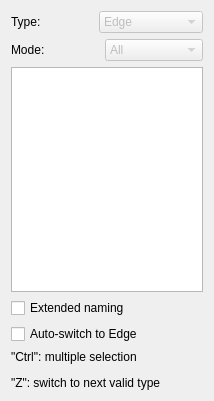
southseact-3d/fcd, file src/Mod/Sketcher/Gui/TaskSketcherElements.ui: the form before one commit.
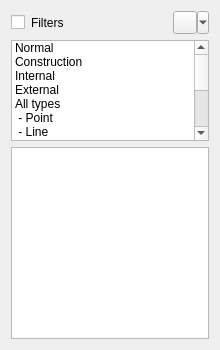
The form after the commit. Icons and pictures are not drawn. Custom widgets are drawn as their Qt base class.

Commit message: SKETCHER: Element widget rework see https://forum.freecadweb.org/viewtopic.php?f=8&t=72239&sid=b7787fadb4c2a7e9682d28f31ede5eb8

What changed in the file:
```diff
--- a/src/Mod/Sketcher/Gui/TaskSketcherElements.ui
+++ b/src/Mod/Sketcher/Gui/TaskSketcherElements.ui
@@ -6,166 +6,174 @@
    <rect>
     <x>0</x>
     <y>0</y>
-    <width>214</width>
-    <height>401</height>
+    <width>220</width>
+    <height>400</height>
    </rect>
   </property>
-  <property name="minimumSize">
+  <property name="sizePolicy">
+   <sizepolicy hsizetype="Preferred" vsizetype="MinimumExpanding">
+    <horstretch>0</horstretch>
+    <verstretch>0</verstretch>
+   </sizepolicy>
+  </property>
+  <property name="maximumSize">
    <size>
-    <width>0</width>
-    <height>400</height>
+    <width>16777215</width>
+    <height>350</height>
    </size>
   </property>
   <property name="windowTitle">
    <string>Form</string>
   </property>
   <layout class="QVBoxLayout" name="verticalLayout">
-   <item>
-    <layout class="QHBoxLayout" name="horizontalLayout">
-     <item>
-      <widget class="QLabel" name="label">
-       <property name="text">
-        <string>Type:</string>
-       </property>
-      </widget>
-     </item>
-     <item>
-      <widget class="QComboBox" name="comboBoxElementFilter">
-       <property name="enabled">
-        <bool>false</bool>
-       </property>
-       <property name="locale">
-        <locale language="English" country="UnitedStates"/>
-       </property>
-       <property name="editable">
-        <bool>false</bool>
-       </property>
-       <property name="currentIndex">
-        <number>0</number>
-       </property>
-       <item>
-        <property name="text">
-         <string>Edge</string>
-        </property>
-       </item>
-       <item>
-        <property name="text">
-         <string>Starting Point</string>
-        </property>
-       </item>
-       <item>
-        <property name="text">
-         <string>End Point</string>
-        </property>
-       </item>
-       <item>
-        <property name="text">
-         <string>Center Point</string>
-        </property>
-       </item>
-      </widget>
-     </item>
-    </layout>
-   </item>
    <item>
     <layout class="QHBoxLayout" name="horizontalLayout1">
      <item>
-      <widget class="QLabel" name="label1">
+      <widget class="QCheckBox" name="filterBox">
+       <property name="toolTip">
+        <string>Check to activate filters</string>
+       </property>
+       <property name="styleSheet">
+        <string notr="true">padding-bottom: 0px; margin-bottom: 0px</string>
+       </property>
        <property name="text">
-        <string>Mode:</string>
+        <string>Filters</string>
+       </property>
+       <property name="checked">
+        <bool>false</bool>
        </property>
       </widget>
      </item>
      <item>
-      <widget class="QComboBox" name="comboBoxModeFilter">
-       <property name="enabled">
-        <bool>false</bool>
+      <widget class="QToolButton" name="settingsButton">
+       <property name="sizePolicy">
+        <sizepolicy hsizetype="Maximum" vsizetype="Fixed">
+         <horstretch>0</horstretch>
+         <verstretch>0</verstretch>
+        </sizepolicy>
        </property>
        <property name="locale">
         <locale language="English" country="UnitedStates"/>
        </property>
-       <property name="editable">
-        <bool>false</bool>
+       <property name="text">
+        <string/>
        </property>
-       <property name="currentIndex">
-        <number>0</number>
+       <property name="icon">
+        <iconset resource="Resources/Sketcher.qrc">
+        <normaloff>:/icons/dialogs/Sketcher_Settings.svg</normaloff>:/icons/dialogs/Sketcher_Settings.svg</iconset>
        </property>
-       <item>
-        <property name="text">
-         <string>All</string>
-        </property>
-       </item>
-       <item>
-        <property name="text">
-         <string>Normal</string>
-        </property>
-       </item>
-       <item>
-        <property name="text">
-         <string>Construction</string>
-        </property>
-       </item>
-       <item>
-        <property name="text">
-         <string>External</string>
-        </property>
-       </item>
+       <property name="popupMode">
+        <enum>QToolButton::MenuButtonPopup</enum>
+       </property>
       </widget>
      </item>
     </layout>
    </item>
+   <item>
+    <widget class="QListWidget" name="listMultiFilter">
+     <property name="sizePolicy">
+      <sizepolicy hsizetype="Expanding" vsizetype="Expanding">
+       <horstretch>0</horstretch>
+       <verstretch>0</verstretch>
+      </sizepolicy>
+     </property>
+     <property name="styleSheet">
+      <string notr="true">padding-top: 0px; margin-top: 0px</string>
+     </property>
+     <property name="sizeAdjustPolicy">
+      <enum>QAbstractScrollArea::AdjustToContents</enum>
+     </property>
+     <property name="selectionMode">
+      <enum>QAbstractItemView::NoSelection</enum>
+     </property>
+     <property name="modelColumn">
+      <number>0</number>
+     </property>
+     <item>
+      <property name="text">
+       <string>Normal</string>
+      </property>
+     </item>
+     <item>
+      <property name="text">
+       <string>Construction</string>
+      </property>
+     </item>
+     <item>
+      <property name="text">
+       <string>Internal</string>
+      </property>
+     </item>
+     <item>
+      <property name="text">
+       <string>External</string>
+      </property>
+     </item>
+     <item>
+      <property name="text">
+       <string>All types</string>
+      </property>
+     </item>
+     <item>
+      <property name="text">
+       <string> - Point</string>
+      </property>
+     </item>
+     <item>
+      <property name="text">
+       <string> - Line</string>
+      </property>
+     </item>
+     <item>
+      <property name="text">
+       <string> - Circle</string>
+      </property>
+     </item>
+     <item>
+      <property name="text">
+       <string> - Ellipse </string>
+      </property>
+     </item>
+      <item>
+      <property name="text">
+       <string> - Arc</string>
+      </property>
+     </item>
+     <item>
+      <property name="text">
+       <string> - Arc of ellipse</string>
+      </property>
+     </item>
+     <item>
+      <property name="text">
+       <string> - Arc of hyperbola</string>
+      </property>
+     </item>
+     <item>
+      <property name="text">
+       <string> - Arc of parabola</string>
+      </property>
+     </item>
+     <item>
+      <property name="text">
+       <string> - B-Spline</string>
+      </property>
+     </item>
+    </widget>
+   </item>
    <item>
     <widget class="ElementView" name="listWidgetElements">
      <property name="sizePolicy">
-      <sizepolicy hsizetype="Expanding" vsizetype="MinimumExpanding">
+      <sizepolicy hsizetype="Expanding" vsizetype="Expanding">
        <horstretch>0</horstretch>
        <verstretch>0</verstretch>
       </sizepolicy>
      </property>
-     <property name="maximumSize">
-      <size>
-       <width>16777215</width>
-       <height>237</height>
-      </size>
-     </property>
      <property name="modelColumn">
       <number>0</number>
      </property>
     </widget>
    </item>
-   <item>
-    <widget class="QCheckBox" name="namingBox">
-     <property name="toolTip">
-      <string>Extended naming containing info about element mode</string>
-     </property>
-     <property name="text">
-      <string>Extended naming</string>
-     </property>
-     <property name="checked">
-      <bool>false</bool>
-     </property>
-    </widget>
-   </item>
-   <item>
-    <widget class="QCheckBox" name="autoSwitchBox">
-     <property name="toolTip">
-      <string>Only the type 'Edge' will be available for the list</string>
-     </property>
-     <property name="text">
-      <string>Auto-switch to Edge</string>
-     </property>
-     <property name="checked">
-      <bool>false</bool>
-     </property>
-    </widget>
-   </item>
-   <item>
-    <widget class="QLabel" name="Explanation">
-     <property name="text">
-      <string notr="true">&lt;html&gt;&lt;head/&gt;&lt;body&gt;&lt;p&gt;&amp;quot;Ctrl&amp;quot;: multiple selection&lt;/p&gt;&lt;p&gt;&amp;quot;Z&amp;quot;: switch to next valid type&lt;/p&gt;&lt;/body&gt;&lt;/html&gt;</string>
-     </property>
-    </widget>
-   </item>
   </layout>
  </widget>
  <customwidgets>
```
Left out of the diff: 4 changed lines with no effect on the pictures. The commit also changes 4 other files.
